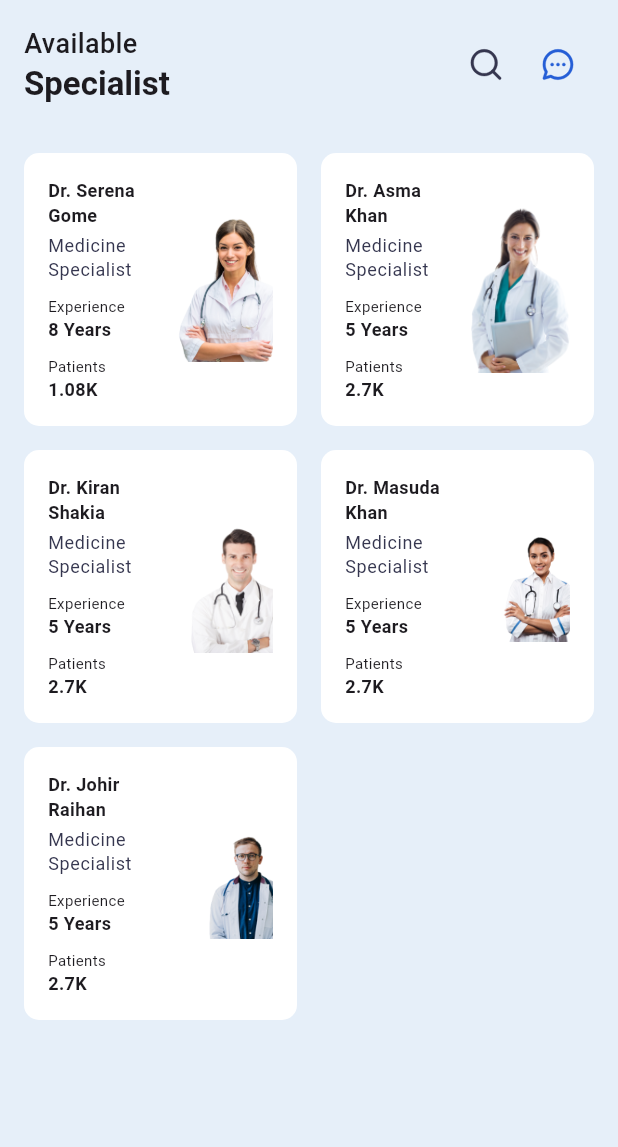
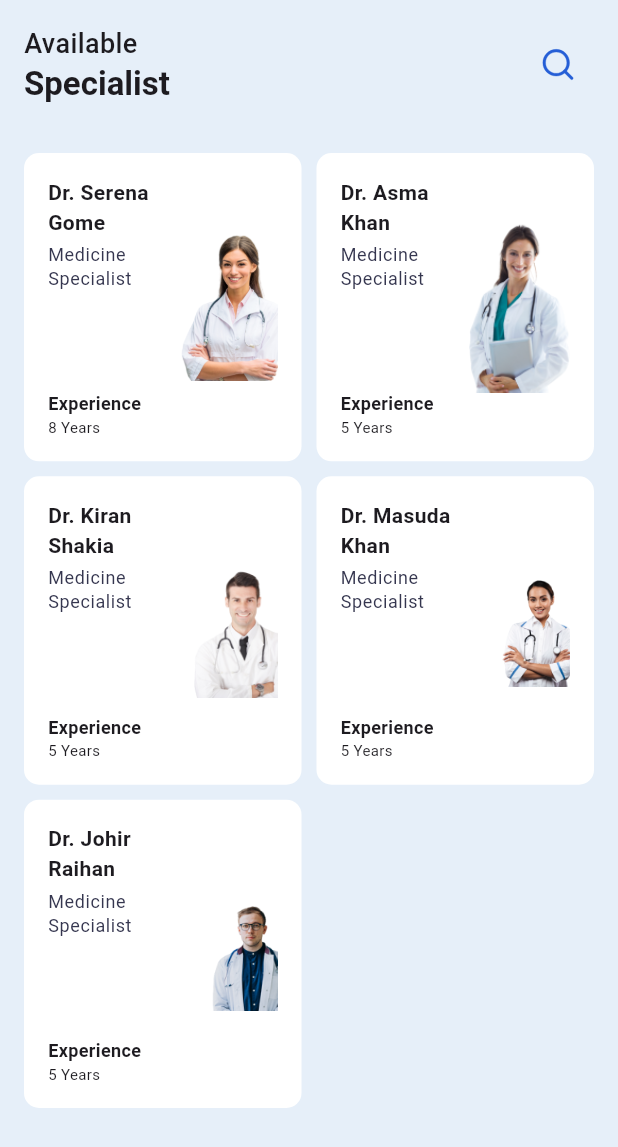
Before and after one commit to alazad214/doctor_appoinment_app, a Flutter app: the DoctorsScreen screen opened directly, on a phone screen of 412 x 824 dp. Shown: the top 1147 px of the screen. Run offline on Flutter 3.47's test engine with Material 3 defaults, Android fonts, the phone set to English and light mode, and no system bars; our stand-ins replace flutter_svg, form_field_validator, get, google_nav_bar.

Commit message:
doctor screen modified

```diff
--- a/lib/app/modules/doctors/components/docotor_card.dart
+++ b/lib/app/modules/doctors/components/docotor_card.dart
@@ -5,10 +5,10 @@ import '../../../../utils/constants.dart';
 
 class DoctorCard extends StatelessWidget {
   const DoctorCard({
-    Key? key,
+    super.key,
     required this.doctor,
     required this.press,
-  }) : super(key: key);
+  });
 
   final AvailableDoctor doctor;
   final VoidCallback press;
@@ -18,10 +18,10 @@ class DoctorCard extends StatelessWidget {
     return GestureDetector(
       onTap: press,
       child: Container(
-        padding: EdgeInsets.all(defaultPadding),
-        decoration: BoxDecoration(
+        padding: const EdgeInsets.all(defaultPadding),
+        decoration: const BoxDecoration(
           color: Colors.white,
-          borderRadius: const BorderRadius.all(
+          borderRadius: BorderRadius.all(
             Radius.circular(10),
           ),
         ),
@@ -35,42 +35,32 @@ class DoctorCard extends StatelessWidget {
                     doctor.name!,
                     maxLines: 2,
                     overflow: TextOverflow.ellipsis,
+                    style: const TextStyle(
+                      fontSize: 14,
+                      fontWeight: FontWeight.bold,
+                    ),
+                  ),
+                  const SizedBox(height: defaultPadding / 4),
+                  Text(
+                    doctor.sector!,
+                    overflow: TextOverflow.ellipsis,
+                    maxLines: 2,
+                    style: Theme.of(context).textTheme.bodySmall,
+                  ),
+                  const Spacer(),
+                  const Text(
+                    "Experience",
                     style: TextStyle(
                       fontSize: 12,
                       fontWeight: FontWeight.bold,
                     ),
                   ),
-                  SizedBox(height: defaultPadding / 4),
-                  Text(
-                    doctor.sector!,
-                    style: Theme.of(context).textTheme.bodySmall,
-                  ),
-                  Spacer(),
-                  Text(
-                    "Experience",
-                    style: TextStyle(
-                      fontSize: 10,
-                    ),
-                  ),
                   Text(
                     "${doctor.experience} Years",
-                    style: TextStyle(
-                      fontSize: 12,
-                      fontWeight: FontWeight.bold,
-                    ),
-                  ),
-                  Spacer(),
-                  Text(
-                    "Patients",
-                    style: TextStyle(
+                    overflow: TextOverflow.ellipsis,
+                    maxLines: 1,
+                    style: const TextStyle(
                       fontSize: 10,
-                    ),
-                  ),
-                  Text(
-                    doctor.patients!,
-                    style: TextStyle(
-                      fontSize: 12,
-                      fontWeight: FontWeight.bold,
                     ),
                   ),
                 ],
--- a/lib/app/modules/doctors/views/doctors_screen.dart
+++ b/lib/app/modules/doctors/views/doctors_screen.dart
@@ -1,12 +1,17 @@
 import 'package:flutter/material.dart';
+import 'package:flutter_svg/svg.dart';
+import 'package:get/get.dart';
+import 'package:get/get_core/src/get_main.dart';
 import '../../../../models/AvailableDoctor.dart';
+import '../../../../utils/app_icon.dart';
 import '../../../../utils/constants.dart';
 import '../../../../widgets/custom_app_bar.dart';
 import '../../details/views/doctor_details_screen.dart';
+import '../../search/views/search_screen.dart';
 import '../components/docotor_card.dart';
 
 class DoctorsScreen extends StatelessWidget {
-  const DoctorsScreen({Key? key}) : super(key: key);
+  const DoctorsScreen({super.key});
 
   @override
   Widget build(BuildContext context) {
@@ -15,24 +20,25 @@ class DoctorsScreen extends StatelessWidget {
         child: SafeArea(
           child: Column(
             children: [
-              CustomAppBar(text: "Available", title: "Specialist"),
+              const CustomAppBar(text: "Available", title: "Specialist"),
               Padding(
                 padding: const EdgeInsets.all(defaultPadding),
                 child: GridView.builder(
                   shrinkWrap: true,
-                  physics: NeverScrollableScrollPhysics(),
+                  physics: const NeverScrollableScrollPhysics(),
                   itemCount: demoAvailableDoctors.length,
-                  gridDelegate: SliverGridDelegateWithFixedCrossAxisCount(
+                  gridDelegate: const SliverGridDelegateWithFixedCrossAxisCount(
                     crossAxisCount: 2,
-                    crossAxisSpacing: defaultPadding,
-                    mainAxisSpacing: defaultPadding,
+                    crossAxisSpacing: 10,
+                    childAspectRatio: 0.9,
+                    mainAxisSpacing: 10,
                   ),
                   itemBuilder: (context, index) => DoctorCard(
                     doctor: demoAvailableDoctors[index],
                     press: () => Navigator.push(
                       context,
                       MaterialPageRoute(
-                        builder: (context) => DoctorDetailsScreen(),
+                        builder: (context) => const DoctorDetailsScreen(),
                       ),
                     ),
                   ),
--- a/lib/app/modules/main/main_screen.dart
+++ b/lib/app/modules/main/main_screen.dart
@@ -13,7 +13,7 @@ class MainScreen extends StatelessWidget {
   final controller = Get.put(MainController());
 
   final List pages = [
-    HomePage(),
+    const HomePage(),
     const DoctorsScreen(),
     const MyAppointmentScreen(),
     const ProfileScreen(),
--- a/lib/widgets/custom_app_bar.dart
+++ b/lib/widgets/custom_app_bar.dart
@@ -38,11 +38,7 @@ class CustomAppBar extends StatelessWidget {
           const Spacer(),
           IconButton(
             onPressed: () => Get.to(() => const SearchScreen()),
-            icon: SvgPicture.asset(searchIcon),
-          ),
-          IconButton(
-            onPressed: () {},
-            icon: SvgPicture.asset(messageIcon, color: primaryColor),
+            icon: SvgPicture.asset(searchIcon, color: primaryColor),
           ),
         ],
       ),
```
